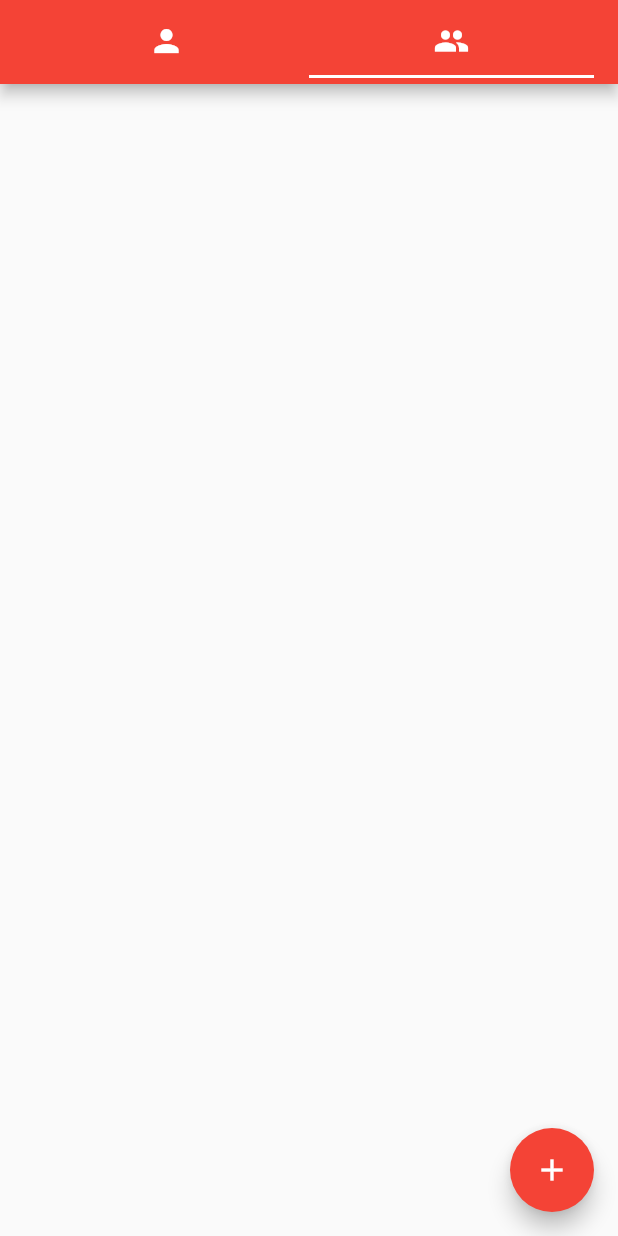
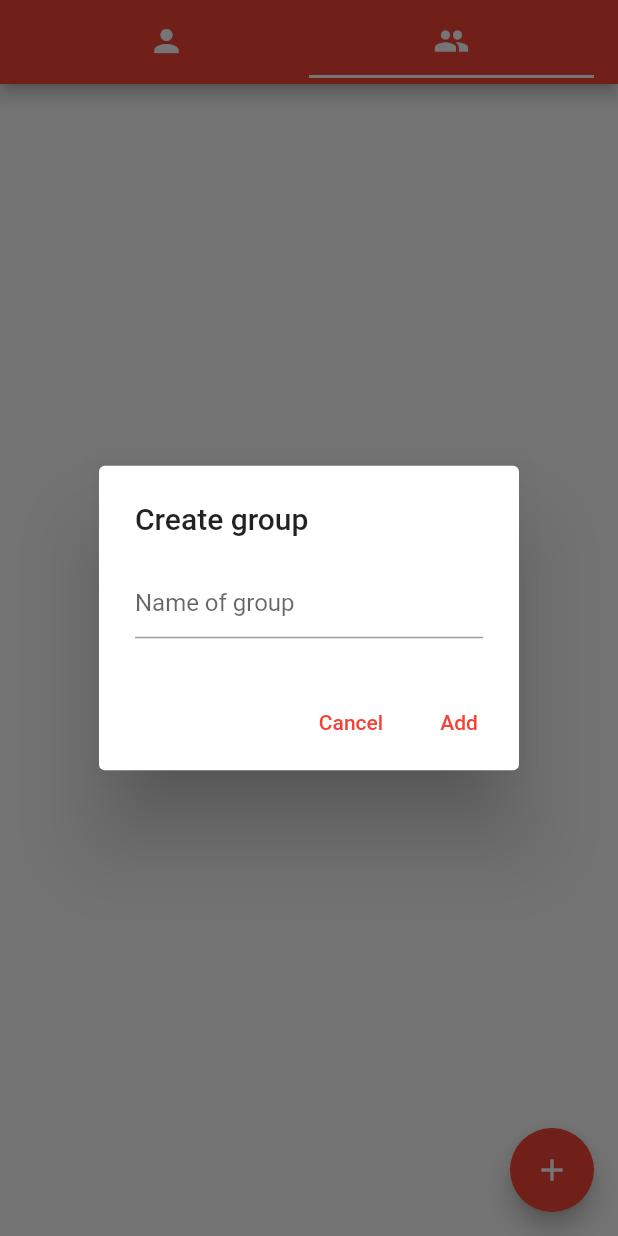
Before and after one commit to fred441a/dungeon_helpers, a Flutter app: the screen it shows once a user with an empty profile is signed in, tab 2 chosen, after a tap on the "add" icon, on a phone screen of 412 x 824 dp. Run offline on Flutter 3.47's test engine with Material 2 defaults, Android fonts, the phone set to English and light mode, and no system bars; our stand-ins replace cloud_firestore, firebase_auth, firebase_core, flutter_signin_button, google_sign_in, qr_flutter; missing offline and left inert: flutter_facebook_auth, nfc_manager, qr_code_scanner; accounts and stored records are empty.

Commit message:
made create group page and you can now remove players from groups

```diff
--- a/lib/create_character_page.dart
+++ b/lib/character_sheet/create_character_page.dart
@@ -3,7 +3,7 @@ import 'package:flutter/material.dart';
 import 'package:cloud_firestore/cloud_firestore.dart';
 import 'package:firebase_auth/firebase_auth.dart';
 import 'package:flutter/widgets.dart';
-import 'character_sheet/character_sheet_page.dart';
+import 'character_sheet_page.dart';
 import 'package:http/http.dart' as http;
 import 'dart:convert';
 
--- /dev/null
+++ b/lib/group_sheet/create_group_page.dart
@@ -0,0 +1,38 @@
+import 'package:flutter/material.dart';
+import 'package:cloud_firestore/cloud_firestore.dart';
+import 'package:firebase_auth/firebase_auth.dart';
+
+class CreateGroupPage extends StatelessWidget {
+  CreateGroupPage({Key? key}) : super(key: key);
+  TextEditingController _controller = TextEditingController();
+
+  @override
+  Widget build(BuildContext context) {
+    return AlertDialog(
+      title: const Text("Create group"),
+      content: TextField(
+        controller: _controller,
+        decoration: const InputDecoration(hintText: "Name of group"),
+      ),
+      actions: [
+        TextButton(
+            onPressed: () {
+              Navigator.pop(context);
+            },
+            child: const Text("Cancel")),
+        TextButton(
+            onPressed: () {
+              var db = FirebaseFirestore.instance.collection("Groups");
+              db.add({
+                "name": _controller.text,
+                "userId": FirebaseAuth.instance.currentUser?.uid,
+                "members": [],
+                "monsters": []
+              });
+              Navigator.pop(context);
+            },
+            child: const Text("Add")),
+      ],
+    );
+  }
+}
--- a/lib/group_sheet/players_page.dart
+++ b/lib/group_sheet/players_page.dart
@@ -40,6 +40,8 @@ class PlayerPage extends StatelessWidget {
                         MaterialPageRoute(
                             builder: (context) => CharacterSheetPage(
                                   characterId: data["members"][index].id,
+                                  groupId: groupData.id,
+                                  deleteStatus: false,
                                 )));
                   },
                   child: FutureBuilder(
--- a/lib/post_login_page.dart
+++ b/lib/post_login_page.dart
@@ -5,9 +5,10 @@ import 'package:cloud_firestore/cloud_firestore.dart';
 import 'package:firebase_auth/firebase_auth.dart';
 import 'character_sheet/character_sheet_page.dart';
 import 'group_sheet/group_sheet.dart';
-import 'create_character_page.dart';
+import 'character_sheet/create_character_page.dart';
 import 'dart:io' show Platform;
 import 'package:nfc_manager/nfc_manager.dart';
+import 'group_sheet/create_group_page.dart';
 
 class PostLoginPage extends StatefulWidget {
   PostLoginPage({Key? key}) : super(key: key);
@@ -68,7 +69,9 @@ class _PostLoginPageState extends State<PostLoginPage>
           MaterialPageRoute(
               builder: (BuildContext context) => CharacterCreationPage()));
     } else if (_tabController.index == 1) {
-      print("Second page");
+      showDialog(
+          context: context,
+          builder: (BuildContext context) => CreateGroupPage());
     }
   }
 
```
Also changed, not shown: lib/character_sheet/character_sheet_page.dart (+38 -15 lines).
